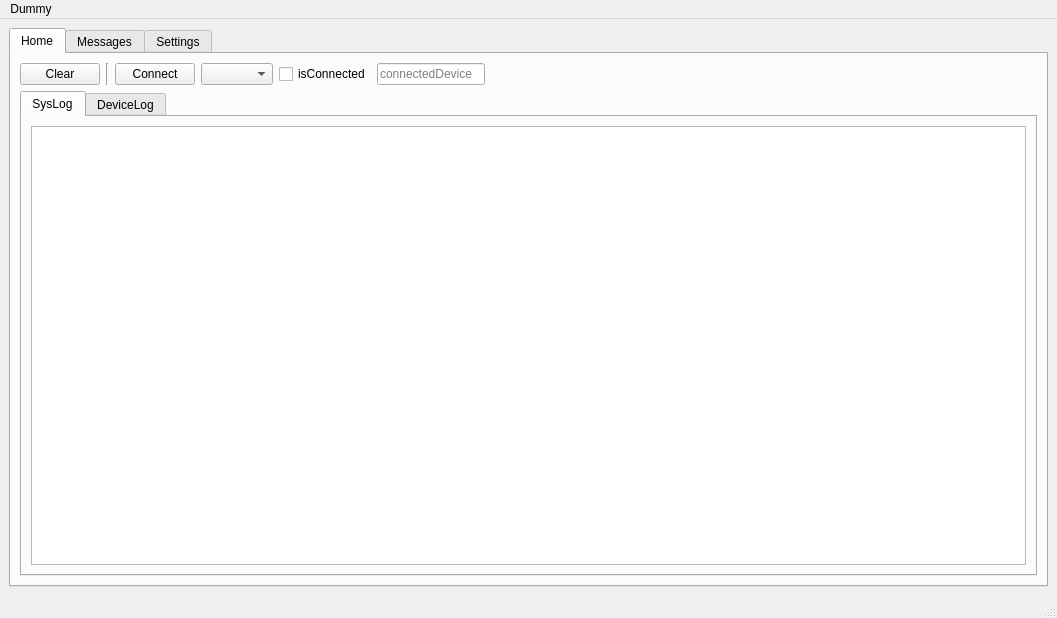
Before: the Qt Designer form meshapp/src/meshapp.ui in rbreesems/flamingo, drawn with Qt 5.
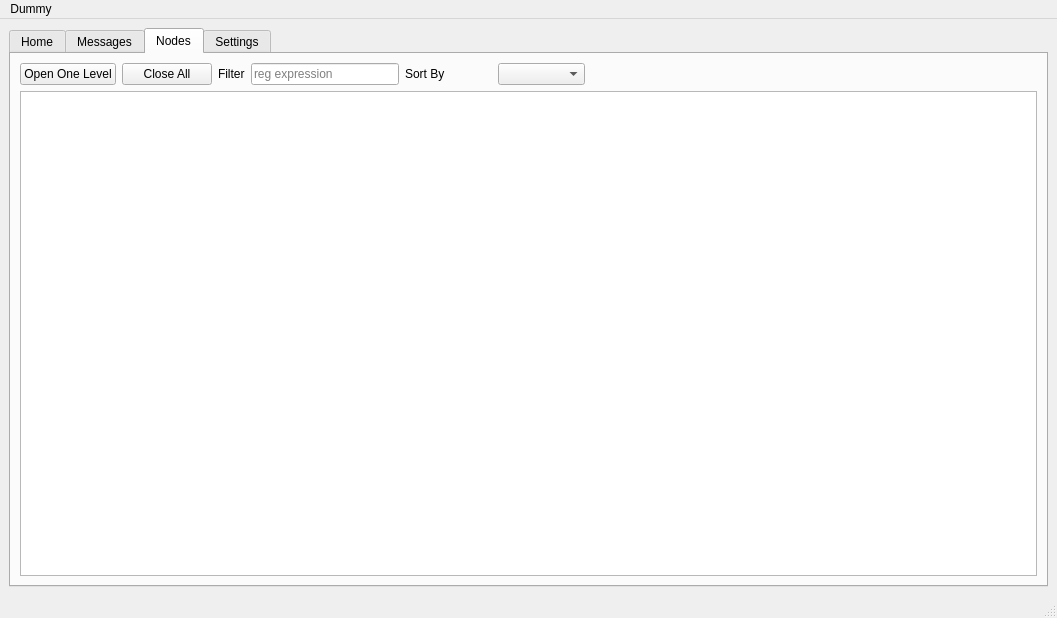
After: the same form once the commit is applied. The open tabs and pages were chosen to show the change.

```diff
--- a/meshapp/src/meshapp.ui
+++ b/meshapp/src/meshapp.ui
@@ -29,7 +29,7 @@
        </attribute>
        <layout class="QVBoxLayout" name="verticalLayout_2">
         <item>
-         <layout class="QHBoxLayout" name="horizontalLayout_5" stretch="0,0,0,0,0,0,6">
+         <layout class="QHBoxLayout" name="horizontalLayout_5" stretch="1,1,2,1,10">
           <item>
            <widget class="QPushButton" name="clearCurrentLogWindowPushButton">
             <property name="toolTip">
@@ -40,13 +40,6 @@
             </property>
            </widget>
           </item>
-          <item>
-           <widget class="Line" name="line">
-            <property name="orientation">
-             <enum>Qt::Vertical</enum>
-            </property>
-           </widget>
-          </item>
           <item>
            <widget class="QPushButton" name="connectDevicePushButton">
             <property name="toolTip">
@@ -71,19 +64,6 @@
             </property>
            </widget>
           </item>
-          <item>
-           <widget class="QLineEdit" name="connectedDeviceLineEdit">
-            <property name="acceptDrops">
-             <bool>false</bool>
-            </property>
-            <property name="readOnly">
-             <bool>true</bool>
-            </property>
-            <property name="placeholderText">
-             <string>connectedDevice</string>
-            </property>
-           </widget>
-          </item>
           <item>
            <spacer name="horizontalSpacer">
             <property name="orientation">
@@ -279,6 +259,91 @@
         </item>
        </layout>
       </widget>
+      <widget class="QWidget" name="tab">
+       <attribute name="title">
+        <string>Nodes</string>
+       </attribute>
+       <layout class="QVBoxLayout" name="verticalLayout_8">
+        <item>
+         <layout class="QHBoxLayout" name="horizontalLayout_12" stretch="1,1,2,2,5">
+          <item>
+           <widget class="QPushButton" name="nodesOpenOneLevelPushButton">
+            <property name="text">
+             <string>Open One Level</string>
+            </property>
+           </widget>
+          </item>
+          <item>
+           <widget class="QPushButton" name="nodesCloseAllPushButton">
+            <property name="text">
+             <string>Close All</string>
+            </property>
+           </widget>
+          </item>
+          <item>
+           <layout class="QHBoxLayout" name="horizontalLayout_10">
+            <item>
+             <widget class="QLabel" name="label_4">
+              <property name="text">
+               <string>Filter</string>
+              </property>
+             </widget>
+            </item>
+            <item>
+             <widget class="QLineEdit" name="nodesFilterLineEdit">
+              <property name="toolTip">
+               <string>Filter node long names by regular expression</string>
+              </property>
+              <property name="placeholderText">
+               <string>reg expression</string>
+              </property>
+             </widget>
+            </item>
+           </layout>
+          </item>
+          <item>
+           <layout class="QHBoxLayout" name="horizontalLayout_11">
+            <item>
+             <widget class="QLabel" name="label_5">
+              <property name="text">
+               <string>Sort By</string>
+              </property>
+             </widget>
+            </item>
+            <item>
+             <widget class="QComboBox" name="nodesSortByComboBox"/>
+            </item>
+           </layout>
+          </item>
+          <item>
+           <spacer name="horizontalSpacer_7">
+            <property name="orientation">
+             <enum>Qt::Horizontal</enum>
+            </property>
+            <property name="sizeHint" stdset="0">
+             <size>
+              <width>40</width>
+              <height>20</height>
+             </size>
+            </property>
+           </spacer>
+          </item>
+         </layout>
+        </item>
+        <item>
+         <widget class="QTreeWidget" name="nodesTreeWidget">
+          <attribute name="headerVisible">
+           <bool>false</bool>
+          </attribute>
+          <column>
+           <property name="text">
+            <string notr="true">1</string>
+           </property>
+          </column>
+         </widget>
+        </item>
+       </layout>
+      </widget>
       <widget class="QWidget" name="settingsTab">
        <attribute name="title">
         <string>Settings</string>
```
